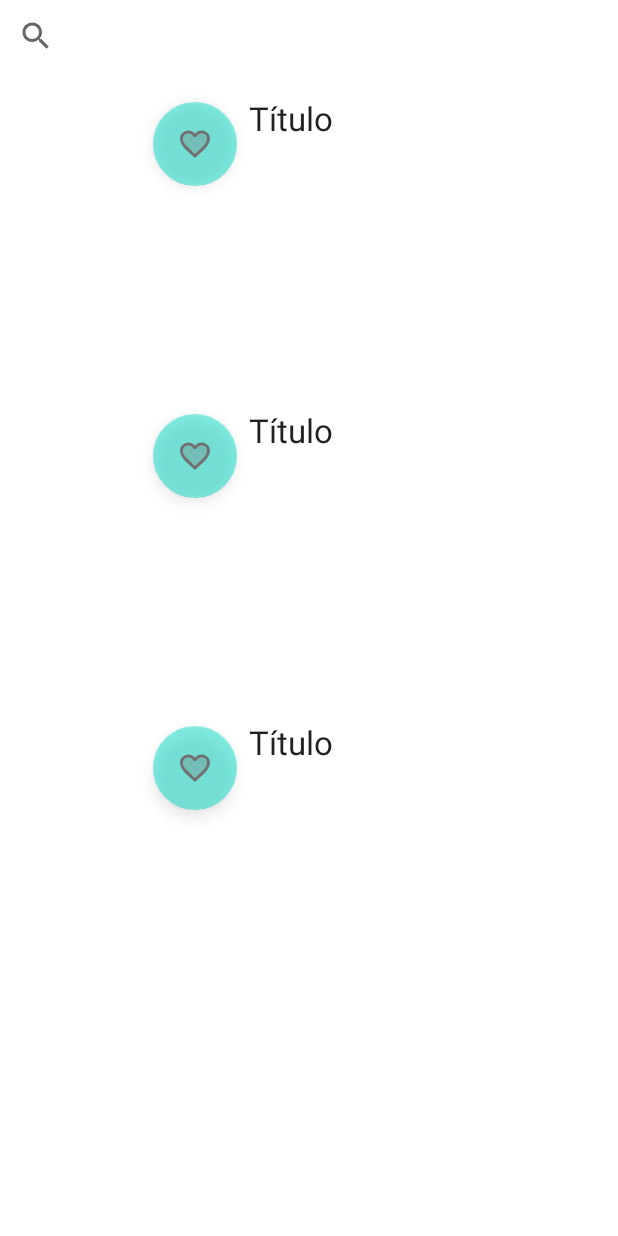
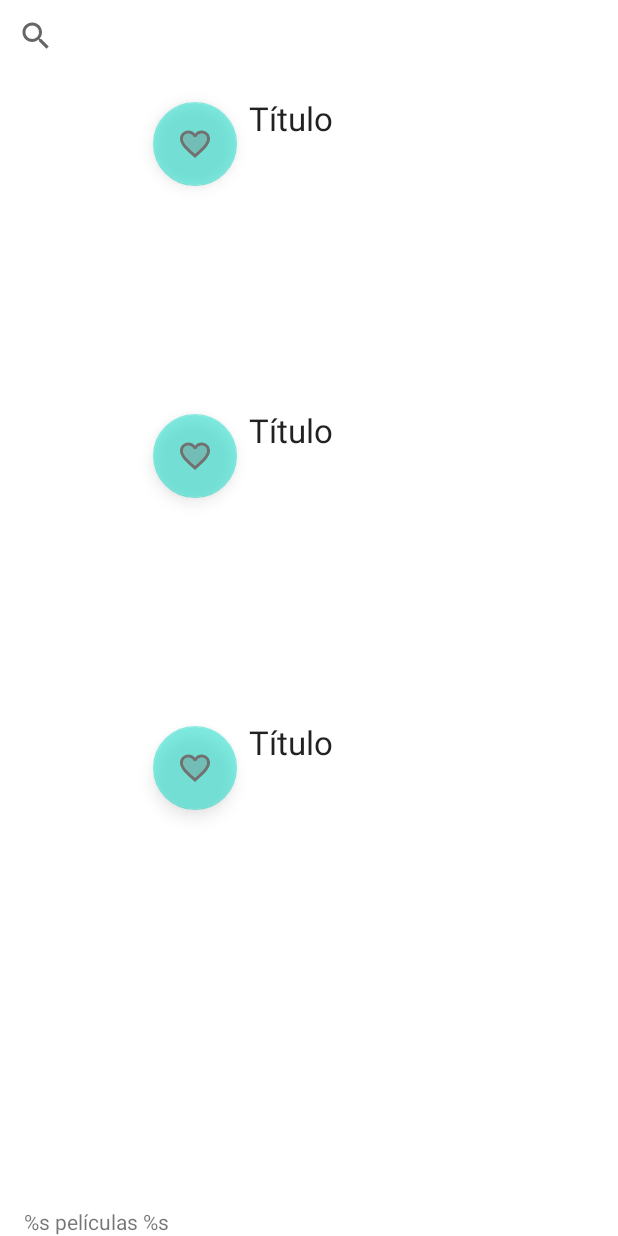
Before and after one commit to Katabatiko/WembleyMoviesApp, an Android app: the layout fragment_popular_movies.xml on its own in the app's theme, with its tools: preview values and no code run, on a phone screen of 412 x 824 dp. Run offline under Robolectric (Android 15) with nearby library versions, the phone set to English and light mode, and no system bars.

Commit message:
majoras de la informacion al usuario y de la gestion de paginacion

```diff
--- a/app/src/main/res/layout/fragment_popular_movies.xml
+++ b/app/src/main/res/layout/fragment_popular_movies.xml
@@ -46,5 +46,31 @@
             app:layout_constraintStart_toStartOf="parent"
             app:layout_constraintTop_toTopOf="parent"
             tools:ignore="ImageContrastCheck" />
+
+        <TextView
+            android:id="@+id/noFound"
+            android:layout_width="wrap_content"
+            android:layout_height="wrap_content"
+            android:text="@string/sin_Resultados"
+            android:textAppearance="@style/TextAppearance.AppCompat.Display1"
+            android:visibility="gone"
+            app:layout_constraintBottom_toBottomOf="parent"
+            app:layout_constraintEnd_toEndOf="parent"
+            app:layout_constraintStart_toStartOf="parent"
+            app:layout_constraintTop_toTopOf="parent"
+            app:layout_constraintVertical_bias="0.25" />
+
+        <TextView
+            android:id="@+id/total_films"
+            android:layout_width="0dp"
+            android:layout_height="wrap_content"
+            android:background="@color/white"
+            android:paddingStart="16dp"
+            android:text="@string/total_movies"
+            app:layout_constraintBottom_toBottomOf="@+id/list_popular_movies"
+            app:layout_constraintEnd_toEndOf="parent"
+            app:layout_constraintStart_toStartOf="parent"
+            app:layout_constraintTop_toTopOf="@+id/searchView"
+            app:layout_constraintVertical_bias="1.0" />
     </androidx.constraintlayout.widget.ConstraintLayout>
 </layout>
--- a/app/src/main/res/values/strings.xml
+++ b/app/src/main/res/values/strings.xml
@@ -11,15 +11,18 @@
     <string name="por_estrenar">Por estrenar</string>
     <string name="title_activity_intro">Intro Activity</string>
     <string name="busqueda">Buscar películas</string>
+    <string name="sin_Resultados">No hay coincidencias</string>
+    <string name="noMas">No hay más resultados</string>
     <string name="guardada">Guardada como favorita</string>
+    <string name="total_movies">%s películas %s</string>
+    <string name="encontradas">encontradas</string>
+
 
     <string name="first_fragment_label">Películas populares</string>
     <string name="second_fragment_label">Películas favoritas</string>
     <string name="pop_tab">Pestaña de películas populares</string>
     <string name="fav_tab">Pestaña de películas favoritas</string>
 
-    <string name="hello_first_fragment">Hello first fragment</string>
-    <string name="hello_second_fragment">Hello second fragment. Arg: %1$s</string>
     <string name="downloading">Imagen de carga de datos</string>
     <string name="borrar_fav">Borrar de favoritos</string>
     <string name="logo_moviedb">Logo de The MovieDb</string>
```
Also changed, not shown: app/src/main/java/com/gonpas/wembleymoviesapp/tabs/popular/PopularMoviesFragment.kt (+17 -6 lines), app/src/main/java/com/gonpas/wembleymoviesapp/tabs/popular/PopularMoviesViewModel.kt (+33 -5 lines).
